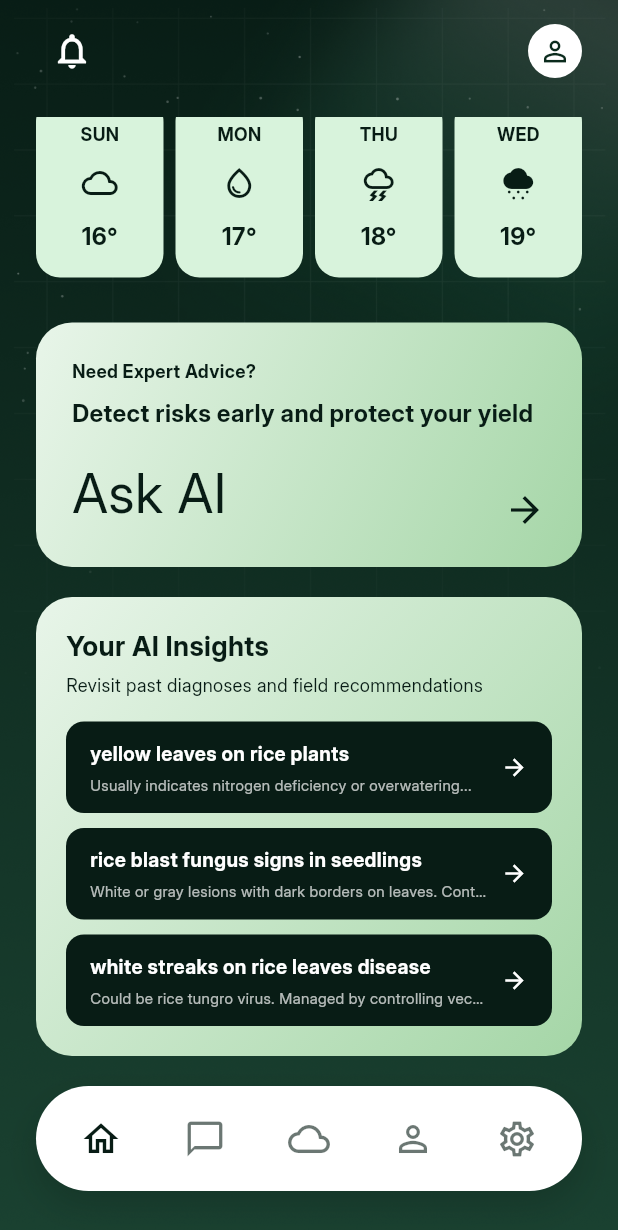
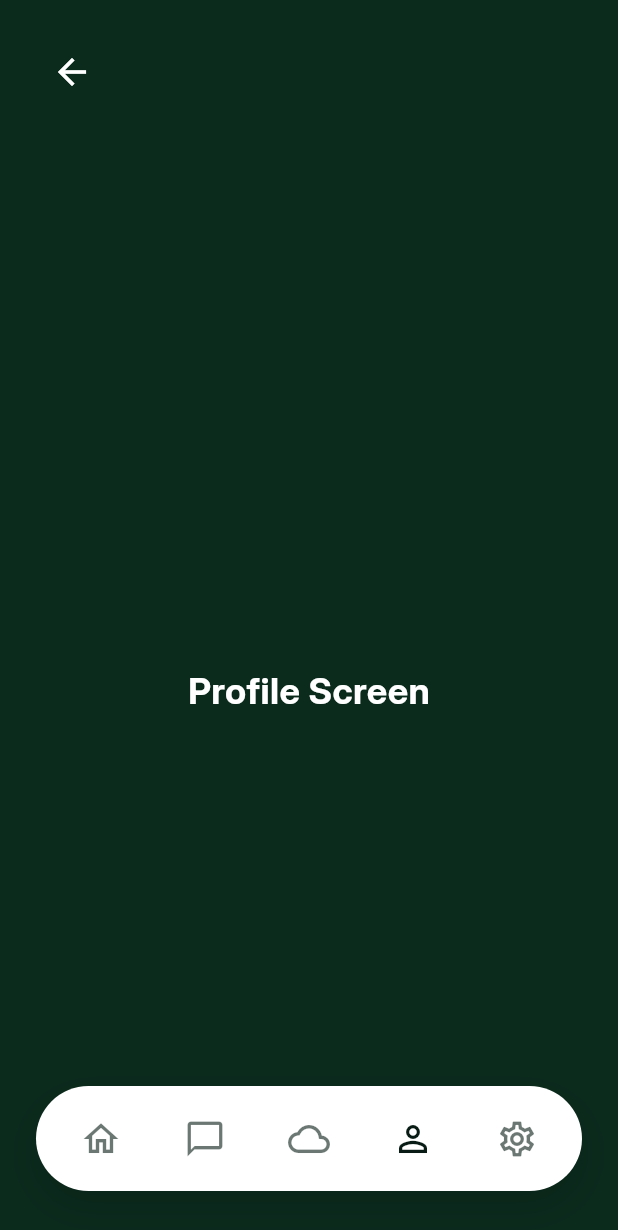
Before and after one commit to GayanPradeepJayawardhana/AgriSense-Farmer-Loss-Prevention-App-University-Group-Project, a Flutter app: the HomeScreen screen opened directly, scrolled down 107 dp, after a tap on the "person outline" icon, on a phone screen of 412 x 824 dp. Shown: the top 1230 px of the screen. Run offline on Flutter 3.47's test engine with Material 3 defaults, Android fonts, the phone set to English and light mode, and no system bars.

Commit message:
added new screens

```diff
--- /dev/null
+++ b/agrisense_ui/lib/screens/chatbot_screen.dart
@@ -0,0 +1,43 @@
+import 'package:flutter/material.dart';
+
+class ChatbotScreen extends StatelessWidget {
+  const ChatbotScreen({super.key});
+
+  @override
+  Widget build(BuildContext context) {
+    return Scaffold(
+      backgroundColor: const Color(0xFF0B2B1D),
+      body: SafeArea(
+        child: Column(
+          crossAxisAlignment: CrossAxisAlignment.start,
+          children: [
+            Padding(
+              padding: const EdgeInsets.all(24.0),
+              child: IconButton(
+                icon: const Icon(
+                  Icons.arrow_back,
+                  color: Colors.white,
+                  size: 28,
+                ),
+                onPressed: () => Navigator.pop(context),
+              ),
+            ),
+            const Expanded(
+              child: Center(
+                child: Text(
+                  "Chatbot Screen",
+                  style: TextStyle(
+                    color: Colors.white,
+                    fontSize: 24,
+                    fontWeight: FontWeight.bold,
+                    fontFamily: 'Inter',
+                  ),
+                ),
+              ),
+            ),
+          ],
+        ),
+      ),
+    );
+  }
+}
--- a/agrisense_ui/lib/screens/home_screen.dart
+++ b/agrisense_ui/lib/screens/home_screen.dart
@@ -1,4 +1,8 @@
 import 'package:flutter/material.dart';
+import 'profile_screen.dart';
+import 'settings_screen.dart';
+import 'weather_screen.dart';
+import 'chatbot_screen.dart';
 
 class HomeScreen extends StatefulWidget {
   const HomeScreen({super.key});
@@ -13,9 +17,62 @@ class _HomeScreenState extends State<HomeScreen> {
   @override
   Widget build(BuildContext context) {
     return Scaffold(
+      // The Stack keeps the Nav Bar floating ON TOP of whatever screen is currently active
       body: Stack(
         children: [
-          // 1. Full Screen Background Image
+          // 1. The Active Screen Manager (The Deck of Cards)
+          IndexedStack(
+            index: _selectedIndex,
+            children: [
+              _buildDashboardView(), // Index 0: Home
+              const ChatbotScreen(), // Index 1: Chatbot
+              const WeatherScreen(), // Index 2: Weather
+              const ProfileScreen(), // Index 3: Profile
+              const SettingsScreen(), // Index 4: Settings
+            ],
+          ),
+
+          // 2. Floating Bottom Navigation Bar (Fixed in place over everything)
+          Align(
+            alignment: Alignment.bottomCenter,
+            child: Padding(
+              padding: const EdgeInsets.only(left: 24, right: 24, bottom: 30),
+              child: Container(
+                height: 70,
+                decoration: BoxDecoration(
+                  color: Colors.white,
+                  borderRadius: BorderRadius.circular(40),
+                  boxShadow: [
+                    BoxShadow(
+                      color: Colors.black.withOpacity(0.15),
+                      blurRadius: 20,
+                      offset: const Offset(0, 10),
+                    ),
+                  ],
+                ),
+                child: Row(
+                  mainAxisAlignment: MainAxisAlignment.spaceEvenly,
+                  children: [
+                    _buildNavItem(Icons.home_outlined, 0),
+                    _buildNavItem(Icons.chat_bubble_outline, 1),
+                    _buildNavItem(Icons.cloud_outlined, 2),
+                    _buildNavItem(Icons.person_outline, 3),
+                    _buildNavItem(Icons.settings_outlined, 4),
+                  ],
+                ),
+              ),
+            ),
+          ),
+        ],
+      ),
+    );
+  }
+
+  // --- DASHBOARD VIEW (Your Home Screen UI) ---
+  Widget _buildDashboardView() {
+    return Stack(
+      children: [
+        // 1. Full Screen Background Image (Only for the Dashboard)
         Positioned.fill(
           child: Image.asset(
             'assets/images/onboardingBG.png',
@@ -30,7 +87,6 @@ class _HomeScreenState extends State<HomeScreen> {
               const SizedBox(height: 10),
 
               // --- FIXED TOP APP BAR ---
-                // This stays at the top and never scrolls
               Padding(
                 padding: const EdgeInsets.symmetric(horizontal: 24.0),
                 child: Row(
@@ -43,8 +99,7 @@ class _HomeScreenState extends State<HomeScreen> {
                         print("Notifications clicked");
                       },
                       padding: EdgeInsets.zero,
-                        constraints:
-                            const BoxConstraints(), // Removes default extra padding
+                      constraints: const BoxConstraints(),
                       icon: const Icon(
                         Icons.notifications_none,
                         color: Colors.white,
@@ -55,7 +110,10 @@ class _HomeScreenState extends State<HomeScreen> {
                     // Profile Icon
                     GestureDetector(
                       onTap: () {
-                          print("Profile clicked");
+                        // Switch to Profile Tab programmatically
+                        setState(() {
+                          _selectedIndex = 3;
+                        });
                       },
                       child: const CircleAvatar(
                         backgroundColor: Colors.white,
@@ -74,7 +132,6 @@ class _HomeScreenState extends State<HomeScreen> {
               const SizedBox(height: 20),
 
               // --- SCROLLABLE MAIN CONTENT ---
-                // This area will scroll if the phone is too small to fit everything
               Expanded(
                 child: SingleChildScrollView(
                   physics: const BouncingScrollPhysics(),
@@ -147,7 +204,10 @@ class _HomeScreenState extends State<HomeScreen> {
                         // Ask AI Banner
                         GestureDetector(
                           onTap: () {
-                              print("Ask AI clicked");
+                            // Switch to Chatbot Tab programmatically
+                            setState(() {
+                              _selectedIndex = 1;
+                            });
                           },
                           child: Container(
                             width: double.infinity,
@@ -157,10 +217,7 @@ class _HomeScreenState extends State<HomeScreen> {
                               gradient: const LinearGradient(
                                 begin: Alignment.topLeft,
                                 end: Alignment.bottomRight,
-                                  colors: [
-                                    Color(0xFFE8F5E9),
-                                    Color(0xFFA5D6A7),
-                                  ],
+                                colors: [Color(0xFFE8F5E9), Color(0xFFA5D6A7)],
                               ),
                             ),
                             child: Column(
@@ -249,9 +306,6 @@ class _HomeScreenState extends State<HomeScreen> {
                               ),
                               const SizedBox(height: 16),
 
-                                // Insights List
-                                // shrinkWrap tells the list to take exactly as much space as it needs
-                                // NeverScrollableScrollPhysics ensures it scrolls smoothly with the rest of the page
                               ListView(
                                 shrinkWrap: true,
                                 physics: const NeverScrollableScrollPhysics(),
@@ -277,8 +331,7 @@ class _HomeScreenState extends State<HomeScreen> {
                           ),
                         ),
 
-                          // This massive empty box acts as a spacer at the very bottom
-                          // It ensures the user can scroll the lowest card up and clear the floating nav bar!
+                        // Spacer to ensure content scrolls above the nav bar
                         const SizedBox(height: 120),
                       ],
                     ),
@@ -288,40 +341,7 @@ class _HomeScreenState extends State<HomeScreen> {
             ],
           ),
         ),
-
-          // 3. Floating Bottom Navigation Bar (Fixed in place)
-          Align(
-            alignment: Alignment.bottomCenter,
-            child: Padding(
-              padding: const EdgeInsets.only(left: 24, right: 24, bottom: 30),
-              child: Container(
-                height: 70,
-                decoration: BoxDecoration(
-                  color: Colors.white,
-                  borderRadius: BorderRadius.circular(40),
-                  boxShadow: [
-                    BoxShadow(
-                      color: Colors.black.withOpacity(0.15),
-                      blurRadius: 20,
-                      offset: const Offset(0, 10),
-                    ),
       ],
-                ),
-                child: Row(
-                  mainAxisAlignment: MainAxisAlignment.spaceEvenly,
-                  children: [
-                    _buildNavItem(Icons.home_outlined, 0),
-                    _buildNavItem(Icons.chat_bubble_outline, 1),
-                    _buildNavItem(Icons.cloud_outlined, 2),
-                    _buildNavItem(Icons.person_outline, 3),
-                    _buildNavItem(Icons.settings_outlined, 4),
-                  ],
-                ),
-              ),
-            ),
-          ),
-        ],
-      ),
     );
   }
 
@@ -329,7 +349,10 @@ class _HomeScreenState extends State<HomeScreen> {
 
   Widget _buildWeatherCard(String day, IconData icon, String temp) {
     return GestureDetector(
-      onTap: () => print("$day Weather clicked"),
+      onTap: () {
+        // Switch to Weather Tab programmatically
+        setState(() => _selectedIndex = 2);
+      },
       child: Container(
         padding: const EdgeInsets.symmetric(vertical: 16),
         decoration: BoxDecoration(
@@ -420,7 +443,6 @@ class _HomeScreenState extends State<HomeScreen> {
         setState(() {
           _selectedIndex = index;
         });
-        print("Navigated to tab $index");
       },
       behavior: HitTestBehavior.opaque,
       child: Container(
--- /dev/null
+++ b/agrisense_ui/lib/screens/profile_screen.dart
@@ -0,0 +1,43 @@
+import 'package:flutter/material.dart';
+
+class ProfileScreen extends StatelessWidget {
+  const ProfileScreen({super.key});
+
+  @override
+  Widget build(BuildContext context) {
+    return Scaffold(
+      backgroundColor: const Color(0xFF0B2B1D),
+      body: SafeArea(
+        child: Column(
+          crossAxisAlignment: CrossAxisAlignment.start,
+          children: [
+            Padding(
+              padding: const EdgeInsets.all(24.0),
+              child: IconButton(
+                icon: const Icon(
+                  Icons.arrow_back,
+                  color: Colors.white,
+                  size: 28,
+                ),
+                onPressed: () => Navigator.pop(context),
+              ),
+            ),
+            const Expanded(
+              child: Center(
+                child: Text(
+                  "Profile Screen",
+                  style: TextStyle(
+                    color: Colors.white,
+                    fontSize: 24,
+                    fontWeight: FontWeight.bold,
+                    fontFamily: 'Inter',
+                  ),
+                ),
+              ),
+            ),
+          ],
+        ),
+      ),
+    );
+  }
+}
--- /dev/null
+++ b/agrisense_ui/lib/screens/settings_screen.dart
@@ -0,0 +1,43 @@
+import 'package:flutter/material.dart';
+
+class SettingsScreen extends StatelessWidget {
+  const SettingsScreen({super.key});
+
+  @override
+  Widget build(BuildContext context) {
+    return Scaffold(
+      backgroundColor: const Color(0xFF0B2B1D),
+      body: SafeArea(
+        child: Column(
+          crossAxisAlignment: CrossAxisAlignment.start,
+          children: [
+            Padding(
+              padding: const EdgeInsets.all(24.0),
+              child: IconButton(
+                icon: const Icon(
+                  Icons.arrow_back,
+                  color: Colors.white,
+                  size: 28,
+                ),
+                onPressed: () => Navigator.pop(context),
+              ),
+            ),
+            const Expanded(
+              child: Center(
+                child: Text(
+                  "Settings Screen",
+                  style: TextStyle(
+                    color: Colors.white,
+                    fontSize: 24,
+                    fontWeight: FontWeight.bold,
+                    fontFamily: 'Inter',
+                  ),
+                ),
+              ),
+            ),
+          ],
+        ),
+      ),
+    );
+  }
+}
--- /dev/null
+++ b/agrisense_ui/lib/screens/weather_screen.dart
@@ -0,0 +1,43 @@
+import 'package:flutter/material.dart';
+
+class WeatherScreen extends StatelessWidget {
+  const WeatherScreen({super.key});
+
+  @override
+  Widget build(BuildContext context) {
+    return Scaffold(
+      backgroundColor: const Color(0xFF0B2B1D),
+      body: SafeArea(
+        child: Column(
+          crossAxisAlignment: CrossAxisAlignment.start,
+          children: [
+            Padding(
+              padding: const EdgeInsets.all(24.0),
+              child: IconButton(
+                icon: const Icon(
+                  Icons.arrow_back,
+                  color: Colors.white,
+                  size: 28,
+                ),
+                onPressed: () => Navigator.pop(context),
+              ),
+            ),
+            const Expanded(
+              child: Center(
+                child: Text(
+                  "Weather Screen",
+                  style: TextStyle(
+                    color: Colors.white,
+                    fontSize: 24,
+                    fontWeight: FontWeight.bold,
+                    fontFamily: 'Inter',
+                  ),
+                ),
+              ),
+            ),
+          ],
+        ),
+      ),
+    );
+  }
+}
```
Lines whose indentation alone changed are shown as unchanged.
